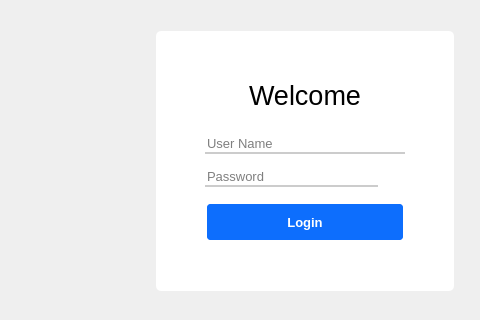
First picture: the form in ui/login.ui, repository ADPL-190400/APP_CAMERA_FULL_OPTIONS, before the edit; both pictures show x 128 to 608 and y 123 to 443 of the 866 by 590 pixel window.
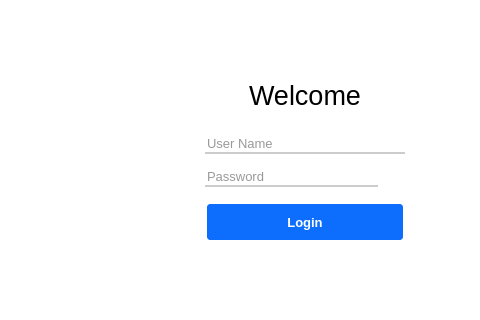
Second picture: the form after the edit. Icons and pictures are not drawn.

Diff of the .ui file:
```diff
--- a/ui/login.ui
+++ b/ui/login.ui
@@ -16,9 +16,14 @@
   <property name="styleSheet">
    <string notr="true">
 QMainWindow{
-	
+
 	border-image: url(ui/static/img/login.jpg);
-	
+	background-color: #ffffff;
+
+}
+
+QWidget#centralwidget{
+	background-color: transparent;
 }
 
 #widget{
@@ -26,17 +31,27 @@
 	border-radius: 5px;
 }
 
-Qlabel{
+QLabel{
+	background-color: transparent;
 	color:#767e89;
 }
 
-Qlabel#label{
+QLabel#label{
 color:#000;
 }
 
 QLineEdit{
+	background-color: #ffffff;
+	color: #333333;
 	border:none;
-	border-bottom:2px solid#cccccc;
+	border-bottom:2px solid #cccccc;
+	border-radius: 0px;
+	selection-background-color: #28a2a2;
+	selection-color: #ffffff;
+}
+
+QLineEdit:hover{
+	border-bottom:2px solid #28a2a2;
 }
 
 QLineEdit:focus{
@@ -51,12 +66,15 @@
 	padding: 6px;
 }
 
-QPushButton:hover,
-QPushButton:clicked{
+QPushButton:hover{
 	background-color:#0b5ed7;
 	border: 2px solid #9ac3fe;
+}
 
-
+QPushButton:pressed{
+	background-color:#0b5ed7;
+	border: 2px solid #9ac3fe;
+	color: #fff;
 }
 
 
@@ -229,9 +247,9 @@
                   <string/>
                  </property>
                  <property name="icon">
-                  <iconset resource="resource.qrc">
-                   <normaloff>:/icon/static/icon/hide-password-16.png</normaloff>
-                   <normalon>:/icon/static/icon/show-password-3-16.png</normalon>:/icon/static/icon/hide-password-16.png</iconset>
+                  <iconset>
+                   <normaloff>static/icon/hide-password-16.png</normaloff>
+                   <normalon>static/icon/show-password-3-16.png</normalon>static/icon/hide-password-16.png</iconset>
                  </property>
                  <property name="checkable">
                   <bool>true</bool>
```
